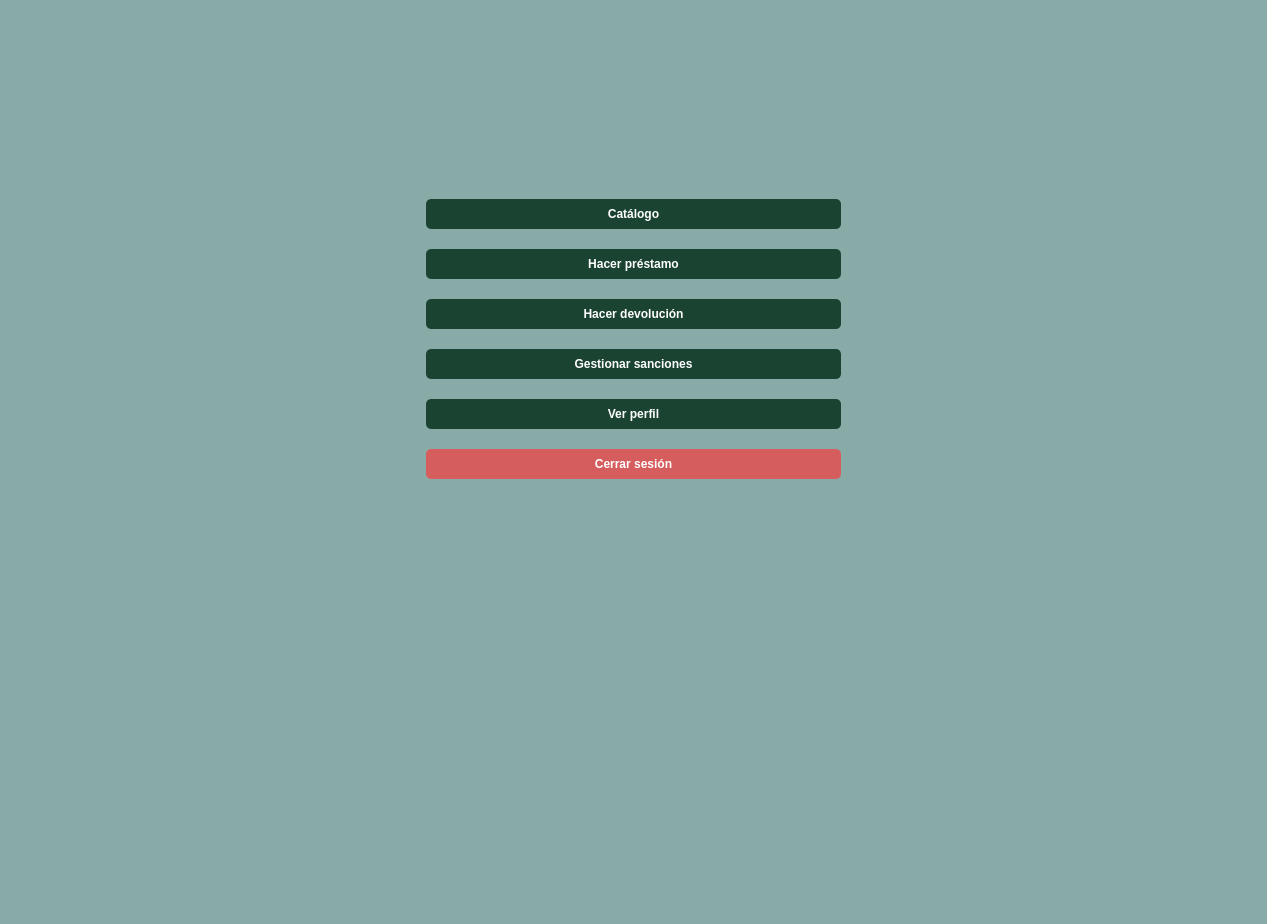
Qt form src/vista/Ui/VistaBibliotecario.ui (ivantm1/proyecto-software) before a commit.
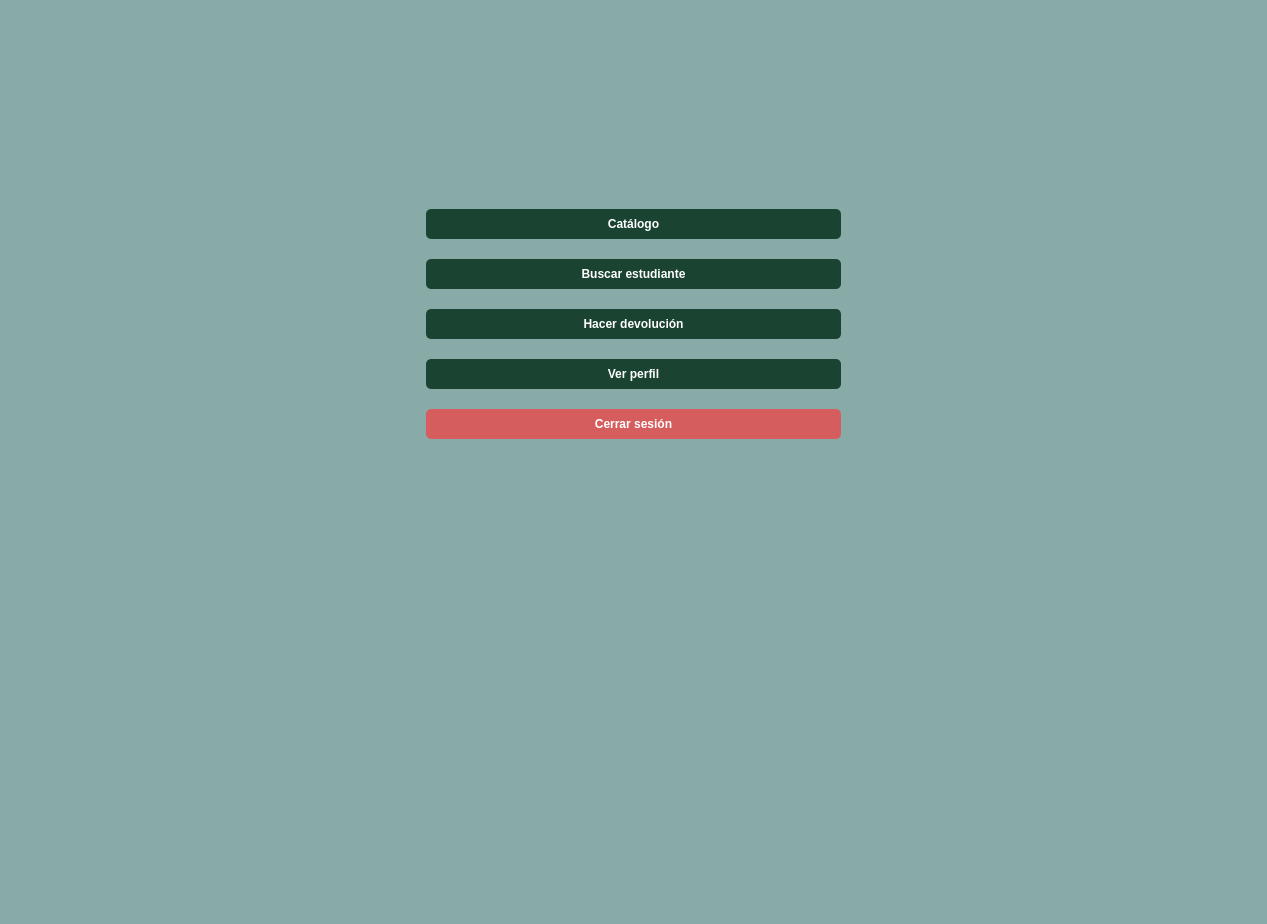
The same form after that commit. Icons and pictures are not drawn.

Commit message: "Cambios en el vistaBibliotecario y en su .py"

Patch:
```diff
--- a/src/vista/Ui/VistaBibliotecario.ui
+++ b/src/vista/Ui/VistaBibliotecario.ui
@@ -162,7 +162,7 @@
 }</string>
        </property>
        <property name="text">
-        <string>Hacer préstamo</string>
+        <string>Buscar estudiante</string>
        </property>
       </widget>
      </item>
@@ -190,30 +190,6 @@
        </property>
       </widget>
      </item>
-     <item>
-      <widget class="QPushButton" name="boton_sanciones">
-       <property name="styleSheet">
-        <string notr="true">QPushButton {
-    background-color: #1B4332; 
-    color: white;  
-    border-radius: 5px; 
-    padding: 8px;  
-    font-weight: bold;
-}
-
-QPushButton:hover {
-    background-color: #2D6A4F; 
-}
-
-QPushButton:pressed {
-    background-color: #081C15; 
-}</string>
-       </property>
-       <property name="text">
-        <string>Gestionar sanciones</string>
-       </property>
-      </widget>
-     </item>
      <item>
       <widget class="QPushButton" name="boton_perfil">
        <property name="styleSheet">
```
Left out of the diff: 2 changed lines with no effect on the pictures. The commit also changes 1 other file.
